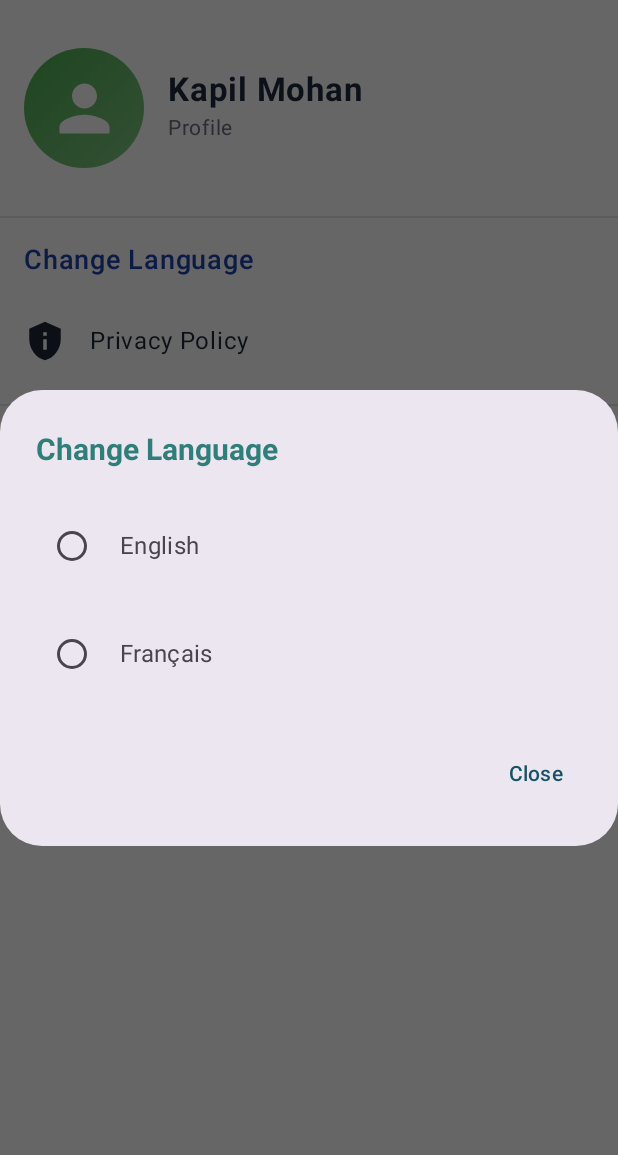
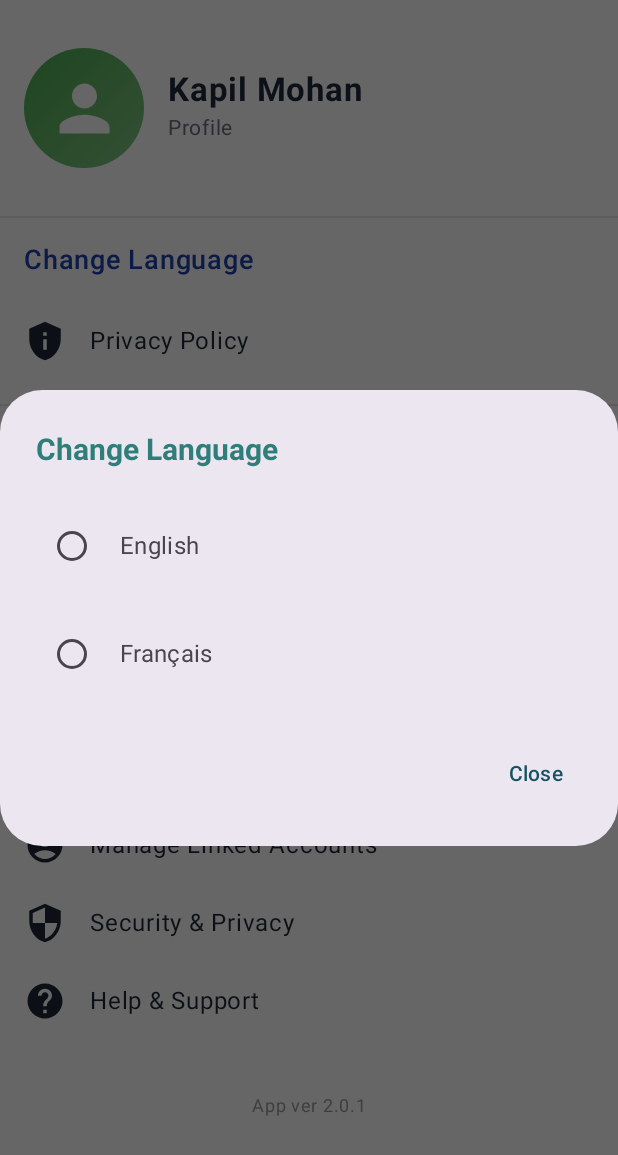
Before and after one commit to Tayaa01/SmartSpend_Android, an Android app built with Jetpack Compose: the composable ProfileView shown on its own in the app's theme, after a tap on "Language", on a phone screen of 412 x 824 dp. Shown: the top 1155 px of the screen. Run offline under Robolectric (Android 15) with nearby library versions, the light colour scheme and no system bars.

Commit message:
update profile page

```diff
--- a/app/src/main/java/tn/esprit/smartspend/views/ProfileView.kt
+++ b/app/src/main/java/tn/esprit/smartspend/views/ProfileView.kt
@@ -29,6 +29,8 @@ fun ProfileView(
     TranslationManager.loadLanguagePreference(context)
     var showLanguageDialog by remember { mutableStateOf(false) }
     var selectedLanguage by remember { mutableStateOf(TranslationManager.getTranslation("language")) }
+    var isDarkModeEnabled by remember { mutableStateOf(false) } // Mode sombre
+    var areNotificationsEnabled by remember { mutableStateOf(true) } // Notifications activées
 
     if (showLanguageDialog) {
         LanguageSelectionDialog(
@@ -121,6 +123,47 @@ fun ProfileView(
             onClick = { navigateToLogin() }
         )
 
+        // New Settings Section
+        Spacer(modifier = Modifier.height(16.dp))
+        Divider(color = Color(0xFFE5E7EB), thickness = 1.dp)
+
+        // Dark Mode Toggle
+        SwitchSettingItem(
+            title = "Enable Dark Mode",
+            icon = Icons.Default.DarkMode,
+            isChecked = isDarkModeEnabled,
+            onCheckedChange = { isDarkModeEnabled = it }
+        )
+
+        // Notifications Toggle
+        SwitchSettingItem(
+            title = "Enable Notifications",
+            icon = Icons.Default.Notifications,
+            isChecked = areNotificationsEnabled,
+            onCheckedChange = { areNotificationsEnabled = it }
+        )
+
+        // Linked Accounts
+        SettingsItem(
+            title = "Manage Linked Accounts",
+            icon = Icons.Default.AccountCircle,
+            onClick = { /* Navigate to Linked Accounts Screen */ }
+        )
+
+        // Security Settings
+        SettingsItem(
+            title = "Security & Privacy",
+            icon = Icons.Default.Security,
+            onClick = { /* Navigate to Security Settings Screen */ }
+        )
+
+        // Help & Support
+        SettingsItem(
+            title = "Help & Support",
+            icon = Icons.Default.Help,
+            onClick = { /* Navigate to Help & Support Screen */ }
+        )
+
         // App Version Section
         Spacer(modifier = Modifier.height(32.dp))
         Text(
@@ -128,6 +171,46 @@ fun ProfileView(
             fontSize = 12.sp,
             color = Color(0xFF9E9E9E),
             modifier = Modifier.align(Alignment.CenterHorizontally)
+        )
+    }
+}
+
+// Component for settings with toggle switches
+@Composable
+fun SwitchSettingItem(
+    title: String,
+    icon: androidx.compose.ui.graphics.vector.ImageVector,
+    isChecked: Boolean,
+    onCheckedChange: (Boolean) -> Unit
+) {
+    Row(
+        modifier = Modifier
+            .fillMaxWidth()
+            .padding(horizontal = 16.dp, vertical = 12.dp),
+        verticalAlignment = Alignment.CenterVertically
+    ) {
+        Icon(
+            imageVector = icon,
+            contentDescription = title,
+            tint = Color(0xFF1F2937),
+            modifier = Modifier.size(28.dp)
+        )
+        Spacer(modifier = Modifier.width(16.dp))
+        Text(
+            text = title,
+            fontSize = 16.sp,
+            color = Color(0xFF1F2937),
+            modifier = Modifier.weight(1f)
+        )
+        Switch(
+            checked = isChecked,
+            onCheckedChange = { onCheckedChange(it) },
+            colors = SwitchDefaults.colors(
+                checkedThumbColor = Color(0xFF4CAF50),
+                uncheckedThumbColor = Color(0xFFE0E0E0),
+                checkedTrackColor = Color(0xFF81C784),
+                uncheckedTrackColor = Color(0xFFBDBDBD)
+            )
         )
     }
 }
```
